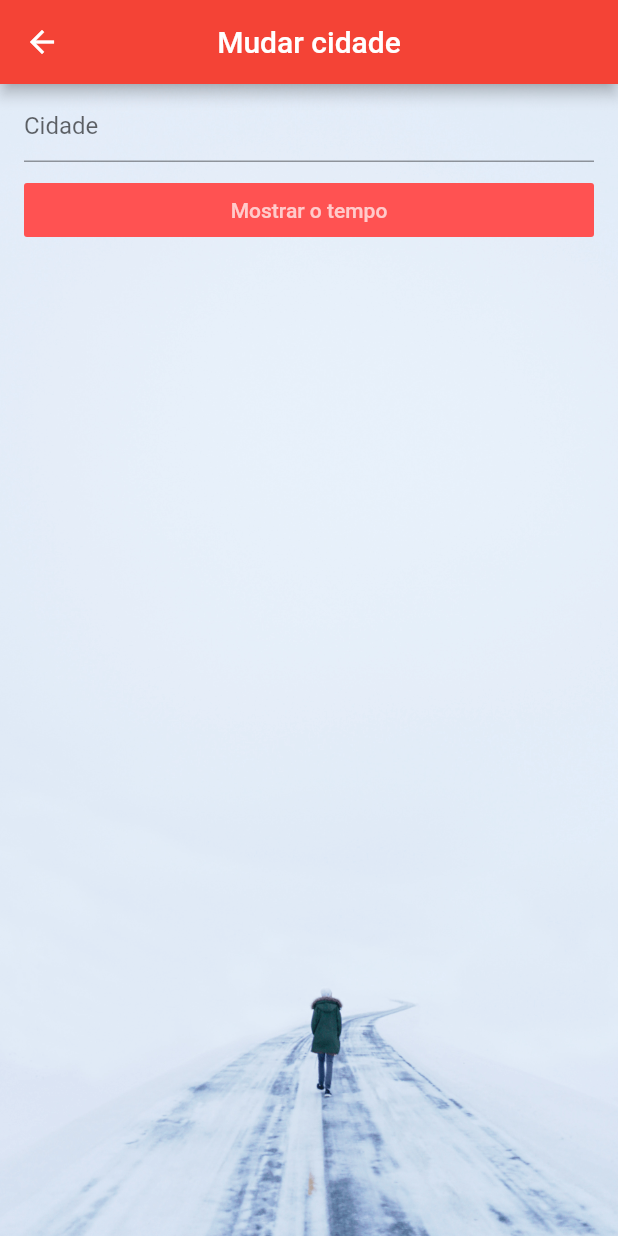
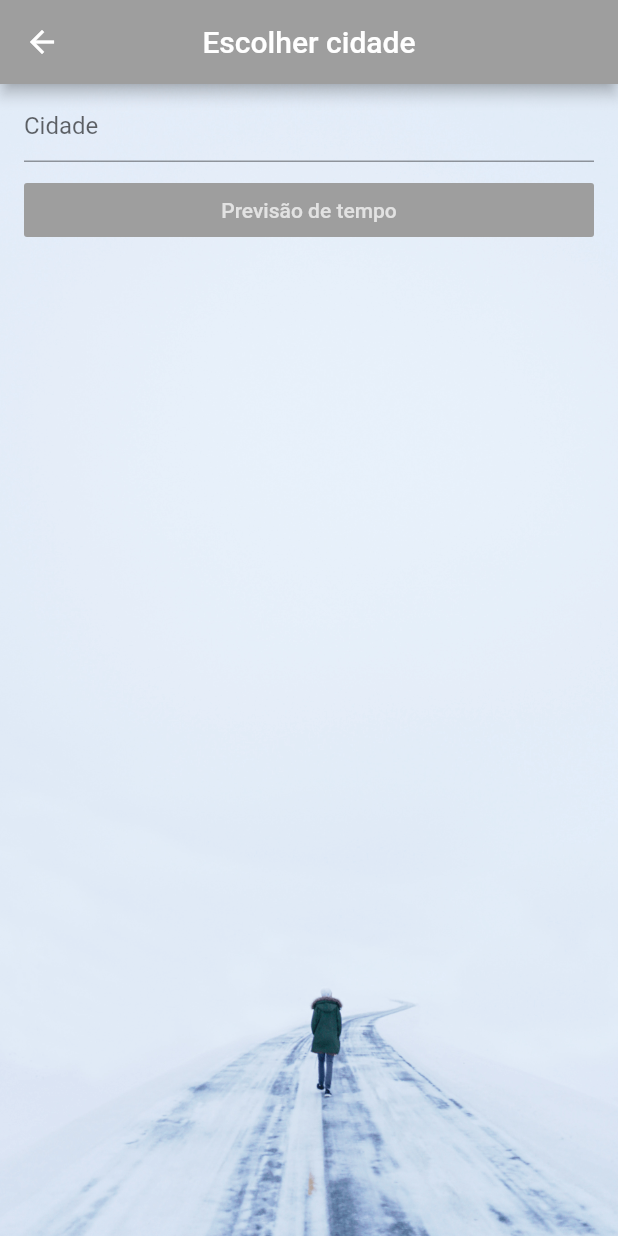
Before and after one commit to Andoly/Dart-Flutter, a Flutter app: the screen it shows after launch, after a tap on the "menu" icon, on a phone screen of 412 x 824 dp. Run offline on Flutter 3.47's test engine with Material 2 defaults, Android fonts, the phone set to English and light mode, and no system bars; network calls fail.

Commit message:
Previsão do tempo finalizado

```diff
--- a/Flutter-basic/prever_tempo/lib/main.dart
+++ b/Flutter-basic/prever_tempo/lib/main.dart
@@ -3,7 +3,6 @@ import 'package:prever_tempo/ui/previsao_tempo.dart';
 
 void main() => runApp(
     new MaterialApp(
-      title: 'Previsão do tempo',
       home: Previsao_tempo(),
     )
 );
--- a/Flutter-basic/prever_tempo/lib/telas/tela_cidade.dart
+++ b/Flutter-basic/prever_tempo/lib/telas/tela_cidade.dart
@@ -8,8 +8,8 @@ class MudarCidade extends StatelessWidget{
   Widget build(BuildContext context) {
     return Scaffold(
       appBar: AppBar(
-        backgroundColor: Colors.red,
-        title: Text('Mudar cidade'),
+        backgroundColor: Colors.grey,
+        title: Text('Escolher cidade'),
         centerTitle: true,
       ),
       body: Stack(
@@ -41,8 +41,8 @@ class MudarCidade extends StatelessWidget{
                     });
                   },
                   textColor: Colors.white70,
-                  color: Colors.redAccent,
-                  child: Text('Mostrar o tempo'),
+                  color: Colors.grey,
+                  child: Text('Previsão de tempo'),
                 ),
               )
             ],
--- a/Flutter-basic/prever_tempo/lib/transacao/Coleta_clima.dart
+++ b/Flutter-basic/prever_tempo/lib/transacao/Coleta_clima.dart
@@ -4,14 +4,14 @@ import 'package:http/http.dart' as http;
 
 
 Future<Map> Coleta_clima(String appId, String cidade) async {
-  String apiUrl = 'http://api.openweathermap.org/data/2.5/weather?q=?$cidade&appId='
-      '${appId}&units= metric';
-  http.Response response = await http.get(appId);
+  String apiUrl = 'http://api.openweathermap.org/data/2.5/weather?q=$cidade&appid='
+      '${appId}&units=metric';
+  http.Response response = await http.get(apiUrl);
 
   if(response.statusCode == 200){
     return jsonDecode(response.body);
   }else{
-    throw Exception("Falha");
+    throw Exception("FAIL");
   }
 
 }
--- a/Flutter-basic/prever_tempo/lib/ui/previsao_tempo.dart
+++ b/Flutter-basic/prever_tempo/lib/ui/previsao_tempo.dart
@@ -1,4 +1,4 @@
-import 'package:flutter/cupertino.dart';
+import 'dart:async';
 import 'package:flutter/material.dart';
 import 'package:prever_tempo/telas/tela_cidade.dart';
 import 'package:prever_tempo/transacao/Coleta_clima.dart';
@@ -71,13 +71,18 @@ class _Previsao_tempoState extends State<Previsao_tempo> {
             if(snapshot.hasData){
               Map conteudo = snapshot.data;
               return Container(
+                margin: const EdgeInsets.fromLTRB(30.0, 250.0, 0.0, 0.0),
                 child: Column(
                   mainAxisAlignment: MainAxisAlignment.center,
                   children: <Widget>[
                     ListTile(
-                      title: Text(conteudo['main']['temp'].toString() + "ºC"),
+                      title: Text(conteudo['main']['temp'].toString() + "ºC",
+                      style: tempStyle(),),
                       subtitle: ListTile(
-                        title: Text('Humidade'),
+                        title: Text("Humidade: ${conteudo['main']['humidity'].toString()}g/Kg\n"
+                            "Min: ${conteudo['main']['temp_min'].toString()} ºC\n"
+                            "Max: ${conteudo['main']['temp_max'].toString()} ºC ",
+                          style: extraTemp(),),
                       ),
                     )
                   ],
@@ -89,7 +94,29 @@ class _Previsao_tempoState extends State<Previsao_tempo> {
                   child: Text('Falha'),
                 );
              }
-        }
+        });
+  }
+  TextStyle extraTemp() {
+    return TextStyle(
+        color: Colors.white70,
+        fontStyle: FontStyle.normal,
+        fontSize: 19.0
+    );
+  }
+
+  TextStyle styleCidade() {
+    return TextStyle(
+        color: Colors.white,
+        fontSize: 22.9,
+        fontStyle: FontStyle.italic
+    );
+  }
+  TextStyle tempStyle() {
+    return TextStyle(
+        color: Colors.white,
+        fontWeight: FontWeight.w500,
+        fontSize: 49.9,
+        fontStyle: FontStyle.normal
     );
   }
 }
```
Also changed, not shown: Flutter-basic/prever_tempo/pubspec.lock.
